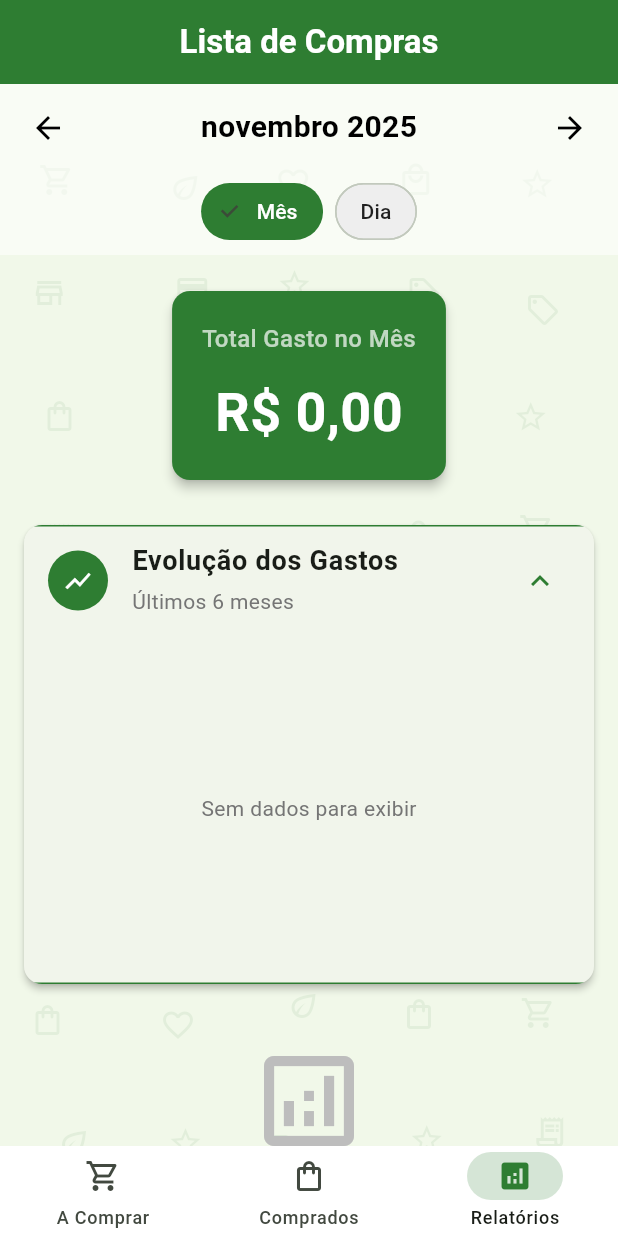
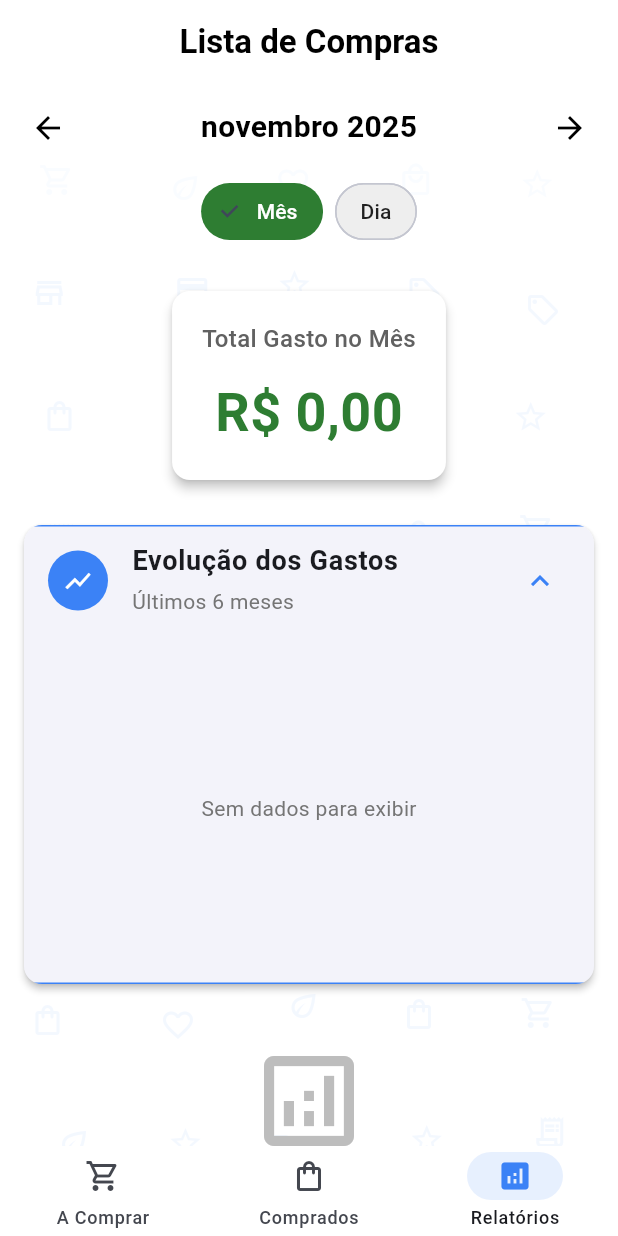
Before and after one commit to Douglas1546/app-de-gerenciamento-de-gastos-flutter, a Flutter app: the screen it shows after launch, item 3 of the bottom bar chosen, on a phone screen of 412 x 824 dp. Run offline on Flutter 3.47's test engine with Material 3 defaults, Android fonts, the phone set to English and light mode, and no system bars; our stand-ins replace fl_chart, sqflite; missing offline and left inert: flutter_displaymode; accounts and stored records are empty.

Commit message:
fix: changes colors

```diff
--- a/lib/main.dart
+++ b/lib/main.dart
@@ -35,11 +35,11 @@ class MyApp extends StatelessWidget {
         theme: ThemeData(
           useMaterial3: true,
           colorScheme: ColorScheme.fromSeed(
-            seedColor: const Color(0xFF2E7D32), // Green 800
-            primary: const Color(0xFF2E7D32),
-            secondary: const Color(0xFF66BB6A), // Green 400
-            tertiary: const Color(0xFF81C784), // Green 300
-            surface: const Color(0xFFF1F8E9), // Light green background
+            seedColor: const Color(0xFF3B82F6),
+            primary: const Color(0xFF3B82F6),
+            secondary: const Color(0xFF90CAF9),
+            tertiary: const Color(0xFF64B5F6),
+            surface: Colors.white,
             brightness: Brightness.light,
           ),
           cardTheme: CardTheme(
@@ -73,8 +73,8 @@ class MyApp extends StatelessWidget {
           appBarTheme: const AppBarTheme(
             centerTitle: true,
             elevation: 0,
-            backgroundColor: Color(0xFF2E7D32),
-            foregroundColor: Colors.white,
+            backgroundColor: Colors.white,
+            foregroundColor: Colors.black,
           ),
         ),
         home: const MyHomePage(),
@@ -101,10 +101,10 @@ class _MyHomePageState extends State<MyHomePage> {
       child: Scaffold(
         backgroundColor: Colors.transparent,
         appBar: AppBar(
-          backgroundColor: const Color(0xFF2E7D32),
+          backgroundColor: Colors.white,
           title: const Text(
             'Lista de Compras',
-            style: TextStyle(fontWeight: FontWeight.bold, color: Colors.white),
+            style: TextStyle(fontWeight: FontWeight.bold, color: Colors.black),
           ),
           elevation: 0,
         ),
@@ -119,21 +119,21 @@ class _MyHomePageState extends State<MyHomePage> {
             });
           },
           backgroundColor: Colors.white,
-          indicatorColor: const Color(0xFF2E7D32).withValues(alpha: 0.2),
+          indicatorColor: const Color(0xFF3B82F6).withValues(alpha: 0.12),
           destinations: const [
             NavigationDestination(
               icon: Icon(Icons.shopping_cart_outlined),
-              selectedIcon: Icon(Icons.shopping_cart, color: Color(0xFF2E7D32)),
+              selectedIcon: Icon(Icons.shopping_cart, color: Color(0xFF3B82F6)),
               label: 'A Comprar',
             ),
             NavigationDestination(
               icon: Icon(Icons.shopping_bag_outlined),
-              selectedIcon: Icon(Icons.shopping_bag, color: Color(0xFF2E7D32)),
+              selectedIcon: Icon(Icons.shopping_bag, color: Color(0xFF3B82F6)),
               label: 'Comprados',
             ),
             NavigationDestination(
               icon: Icon(Icons.analytics_outlined),
-              selectedIcon: Icon(Icons.analytics, color: Color(0xFF2E7D32)),
+              selectedIcon: Icon(Icons.analytics, color: Color(0xFF3B82F6)),
               label: 'Relatórios',
             ),
           ],
--- a/lib/screens/purchased_tab.dart
+++ b/lib/screens/purchased_tab.dart
@@ -50,7 +50,7 @@ class PurchasedTab extends StatelessWidget {
                               }
                             },
                             backgroundColor: Colors.grey[200],
-                            selectedColor: const Color(0xFF2E7D32),
+                            selectedColor: const Color(0xFF3B82F6),
                             labelStyle: TextStyle(
                               color: isSelected ? Colors.white : Colors.black87,
                               fontWeight: FontWeight.w500,
@@ -133,7 +133,7 @@ class PurchasedTab extends StatelessWidget {
                                     const SnackBar(
                                       content: Text('Produto atualizado!'),
                                       duration: Duration(seconds: 2),
-                                      backgroundColor: Color(0xFF2E7D32),
+                                      backgroundColor: Color(0xFF3B82F6),
                                     ),
                                   );
                                 }
--- a/lib/screens/reports_tab.dart
+++ b/lib/screens/reports_tab.dart
@@ -163,7 +163,7 @@ class _ReportsTabState extends State<ReportsTab> {
                   );
                 }).toList(),
             isCurved: false,
-            color: const Color(0xFF2E7D32),
+            color: const Color(0xFF3B82F6),
             barWidth: 3,
             isStrokeCapRound: true,
             dotData: FlDotData(
@@ -173,13 +173,13 @@ class _ReportsTabState extends State<ReportsTab> {
                   radius: 4,
                   color: Colors.white,
                   strokeWidth: 2,
-                  strokeColor: const Color(0xFF2E7D32),
+                  strokeColor: const Color(0xFF3B82F6),
                 );
               },
             ),
             belowBarData: BarAreaData(
               show: true,
-              color: const Color(0xFF2E7D32).withOpacity(0.1),
+              color: const Color(0xFF3B82F6).withOpacity(0.12),
             ),
           ),
         ],
@@ -335,7 +335,7 @@ class _ReportsTabState extends State<ReportsTab> {
                 padding: const EdgeInsets.all(16),
                 child: Card(
                   elevation: 3,
-                  color: const Color(0xFF2E7D32),
+                  color: Colors.white,
                   shape: RoundedRectangleBorder(
                     borderRadius: BorderRadius.circular(12),
                   ),
@@ -347,9 +347,9 @@ class _ReportsTabState extends State<ReportsTab> {
                           _isDaily
                               ? 'Total Gasto no Dia'
                               : 'Total Gasto no Mês',
-                          style: const TextStyle(
+                          style: TextStyle(
                             fontSize: 16,
-                            color: Colors.white70,
+                            color: Colors.grey[700],
                             fontWeight: FontWeight.w500,
                           ),
                         ),
@@ -359,7 +359,7 @@ class _ReportsTabState extends State<ReportsTab> {
                           style: const TextStyle(
                             fontSize: 36,
                             fontWeight: FontWeight.bold,
-                            color: Colors.white,
+                            color: Color(0xFF2E7D32),
                           ),
                         ),
                       ],
@@ -377,16 +377,16 @@ class _ReportsTabState extends State<ReportsTab> {
                 clipBehavior: Clip.antiAlias,
                 child: Theme(
                   data: Theme.of(context).copyWith(
-                    dividerColor: const Color(0xFF2E7D32),
+                    dividerColor: const Color(0xFF3B82F6),
                     dividerTheme: const DividerThemeData(
-                      color: Color(0xFF2E7D32),
+                      color: Color(0xFF3B82F6),
                       thickness: 1,
                     ),
                   ),
                   child: ExpansionTile(
                     initiallyExpanded: true,
                     leading: const CircleAvatar(
-                      backgroundColor: Color(0xFF2E7D32),
+                      backgroundColor: Color(0xFF3B82F6),
                       child: Icon(
                         Icons.show_chart,
                         color: Colors.white,
--- a/lib/screens/to_buy_tab.dart
+++ b/lib/screens/to_buy_tab.dart
@@ -109,7 +109,7 @@ class ToBuyTab extends StatelessWidget {
         },
       ),
       floatingActionButton: FloatingActionButton(
-        backgroundColor: const Color(0xFF2E7D32),
+        backgroundColor: const Color(0xFF3B82F6),
         onPressed: () async {
           final product = await showDialog(
             context: context,
@@ -126,7 +126,7 @@ class ToBuyTab extends StatelessWidget {
                 const SnackBar(
                   content: Text('Produto adicionado!'),
                   duration: Duration(seconds: 2),
-                  backgroundColor: Color(0xFF2E7D32),
+                  backgroundColor: Color(0xFF3B82F6),
                 ),
               );
             }
--- a/lib/widgets/shopping_background.dart
+++ b/lib/widgets/shopping_background.dart
@@ -10,11 +10,8 @@ class ShoppingBackground extends StatelessWidget {
   Widget build(BuildContext context) {
     return Stack(
       children: [
-        Container(color: const Color(0xFFF1F8E9)), // Light green base
-        CustomPaint(
-          painter: DoodlePainter(),
-          size: Size.infinite,
-        ),
+        Container(color: Colors.white),
+        CustomPaint(painter: DoodlePainter(), size: Size.infinite),
         child,
       ],
     );
@@ -57,7 +54,7 @@ class DoodlePainter extends CustomPainter {
               fontSize: 24,
               fontFamily: icon.fontFamily,
               package: icon.fontPackage,
-              color: const Color(0xFF2E7D32).withValues(alpha: 0.08),
+              color: const Color(0xFF3B82F6).withValues(alpha: 0.06),
             ),
           ),
           textDirection: TextDirection.ltr,
@@ -66,7 +63,10 @@ class DoodlePainter extends CustomPainter {
         textPainter.layout();
         textPainter.paint(
           canvas,
-          Offset(x + gridSize / 2 + offsetX - 12, y + gridSize / 2 + offsetY - 12),
+          Offset(
+            x + gridSize / 2 + offsetX - 12,
+            y + gridSize / 2 + offsetY - 12,
+          ),
         );
       }
     }
```
Also changed, not shown: lib/widgets/product_card.dart (+7 -7 lines), lib/widgets/purchase_dialog.dart (+13 -16 lines).
